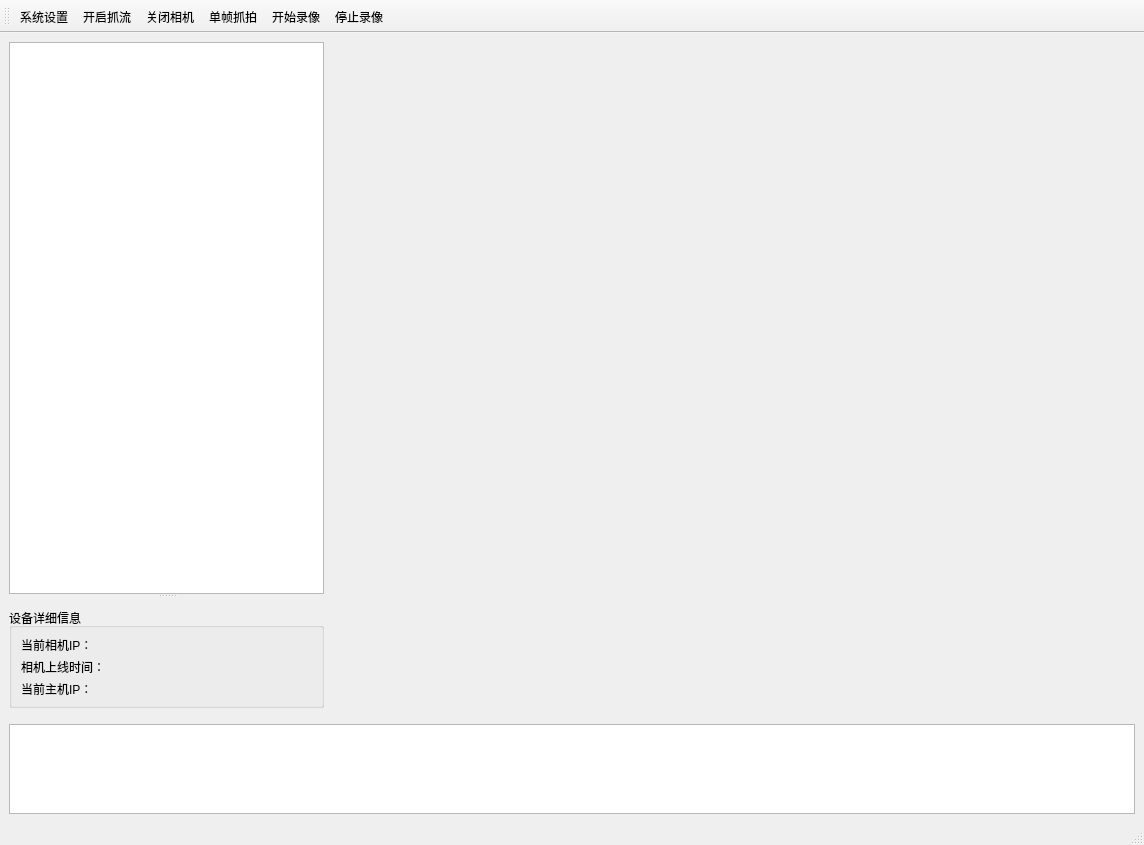
Qt form mainwindow.ui (lnwin/SPW_cameraControlSystem) before a commit.
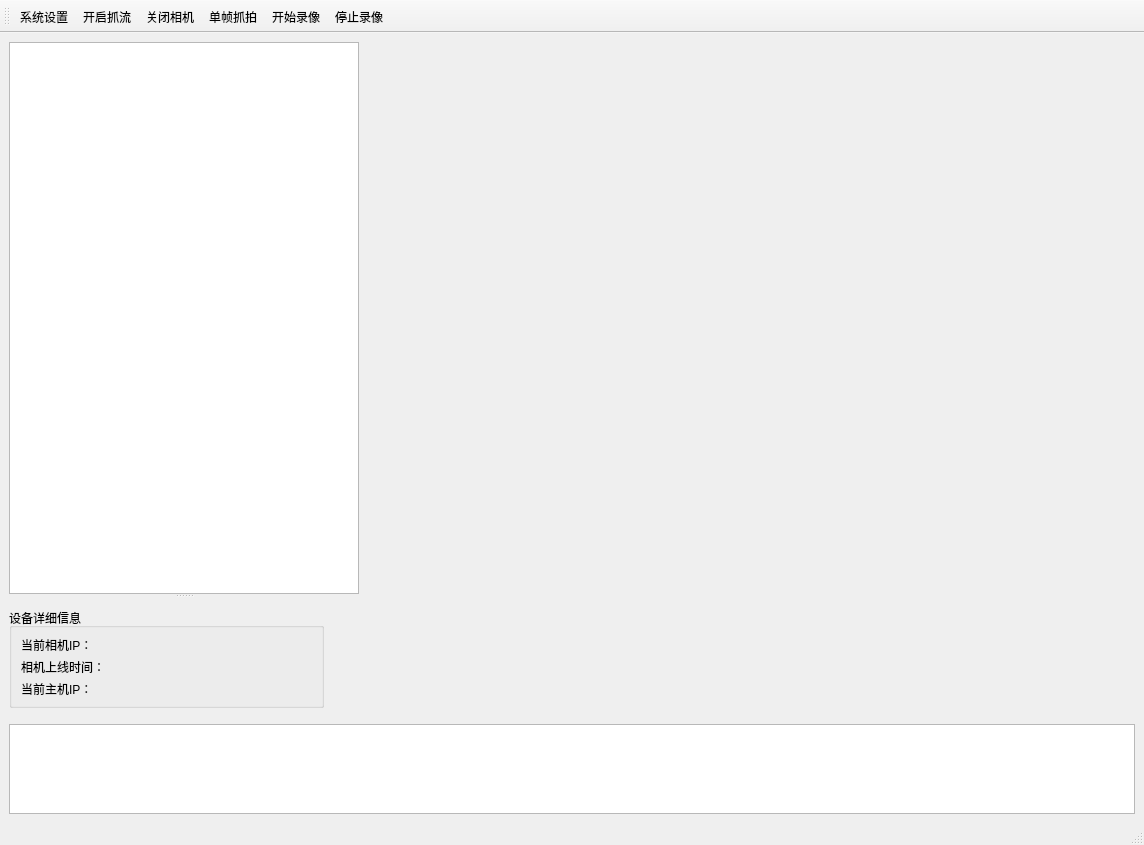
The same form after that commit. Icons and pictures are not drawn.

Patch:
```diff
--- a/mainwindow.ui
+++ b/mainwindow.ui
@@ -33,7 +33,7 @@
          <widget class="QSplitter" name="deviceSplitter">
           <property name="minimumSize">
            <size>
-            <width>315</width>
+            <width>350</width>
             <height>0</height>
            </size>
           </property>
@@ -49,7 +49,7 @@
           <widget class="QWidget" name="panelDeviceList" native="true">
            <property name="maximumSize">
             <size>
-             <width>315</width>
+             <width>350</width>
              <height>16777215</height>
             </size>
            </property>
```
